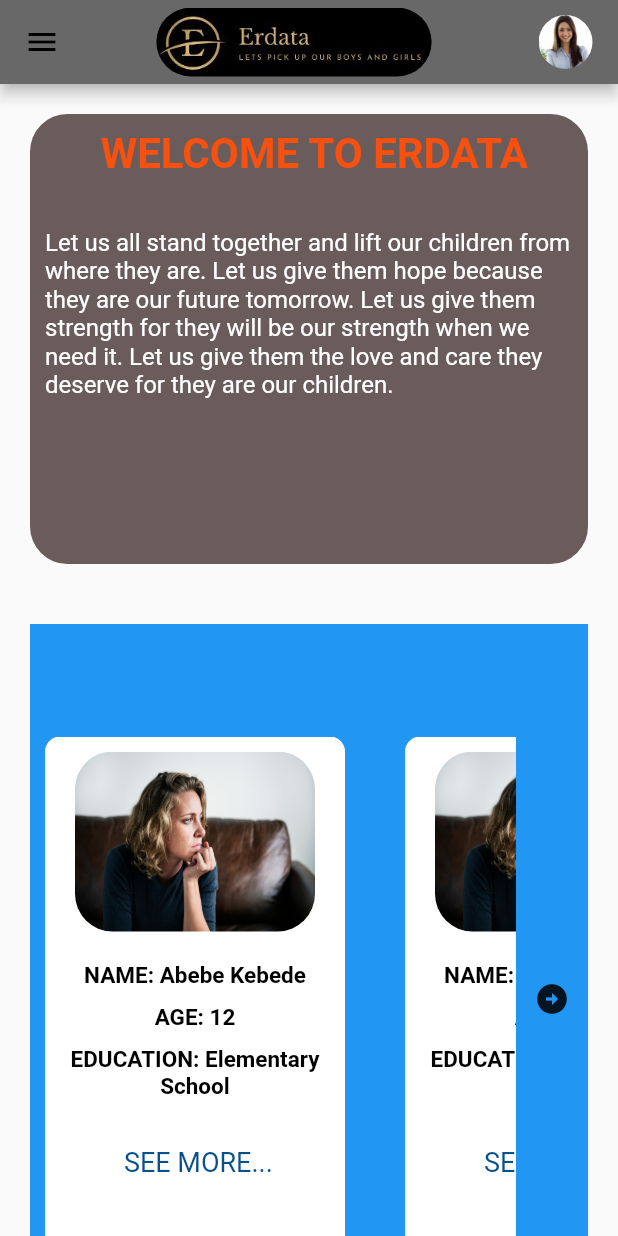
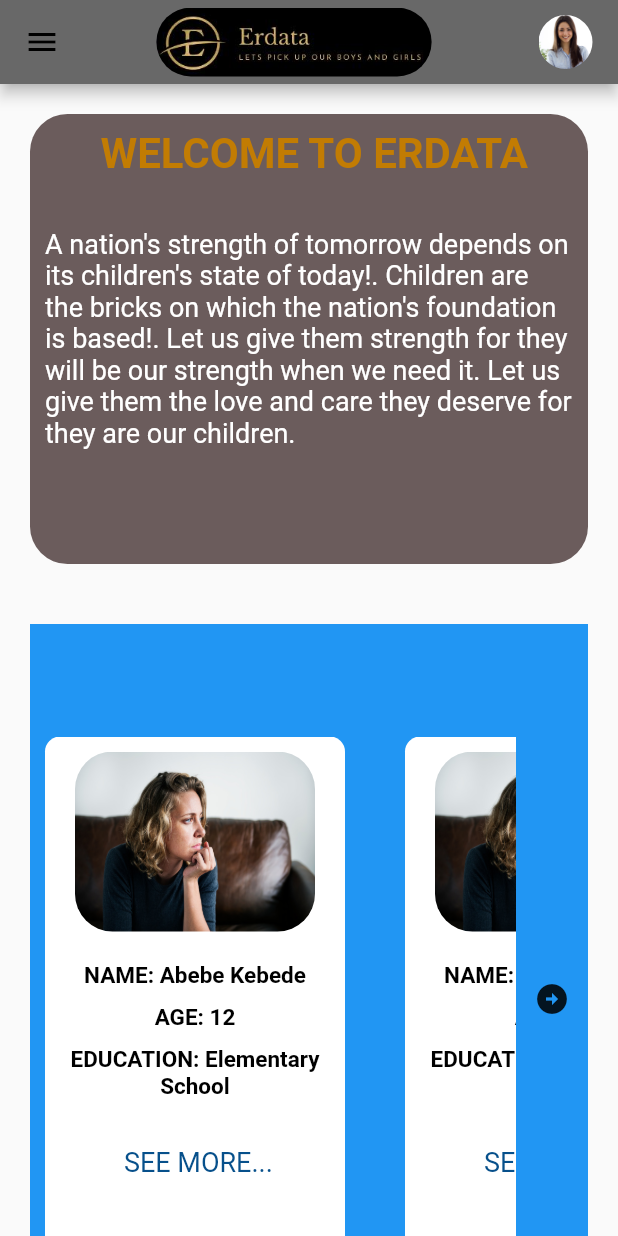
Before and after one commit to TesfayeAdugna/Erdata-App, a Flutter app: the screen it shows after launch, on a phone screen of 412 x 824 dp. Run offline on Flutter 3.47's test engine with Material 2 defaults, Android fonts, the light colour scheme and no system bars; our stand-ins replace dio, dropdown_button2, equatable, flutter_bloc, flutter_secure_storage, go_router; missing offline and left inert: dart:html.

Commit message:
editing homepage texts

```diff
--- a/frontend/lib/custom_widget/smallText.dart
+++ b/frontend/lib/custom_widget/smallText.dart
@@ -9,7 +9,7 @@ class SmallText extends StatelessWidget {
       {Key? key,
       required this.text,
       this.color = const Color(0xff332d2b),
-      this.size: 16})
+      this.size: 18})
       : super(key: key);
 
   @override
--- a/frontend/lib/home.dart
+++ b/frontend/lib/home.dart
@@ -12,7 +12,7 @@ class HomePage extends StatefulWidget {
 
 class _HomePageState extends State<HomePage> {
   final describe =
-      "Let us all stand together and lift our children from where they are. Let us give them hope because they are our future tomorrow. Let us give them strength for they will be our strength when we need it. Let us give them the love and care they deserve for they are our children.";
+      "A nation's strength of tomorrow depends on its children's state of today!. Children are the bricks on which the nation's foundation is based!. Let us give them strength for they will be our strength when we need it. Let us give them the love and care they deserve for they are our children.";
   final whiteColor = Colors.white;
   final seeStyle = TextStyle(
     color: Color.fromARGB(255, 7, 80, 139),
@@ -45,7 +45,7 @@ class _HomePageState extends State<HomePage> {
                       " WELCOME TO ERDATA \n",
                       textAlign: TextAlign.center,
                       style: TextStyle(
-                        color: Color.fromARGB(255, 248, 80, 14),
+                        color: Color.fromARGB(255, 194, 124, 3),
                         fontSize: 28,
                         fontWeight: FontWeight.w600,
                       ),
```
